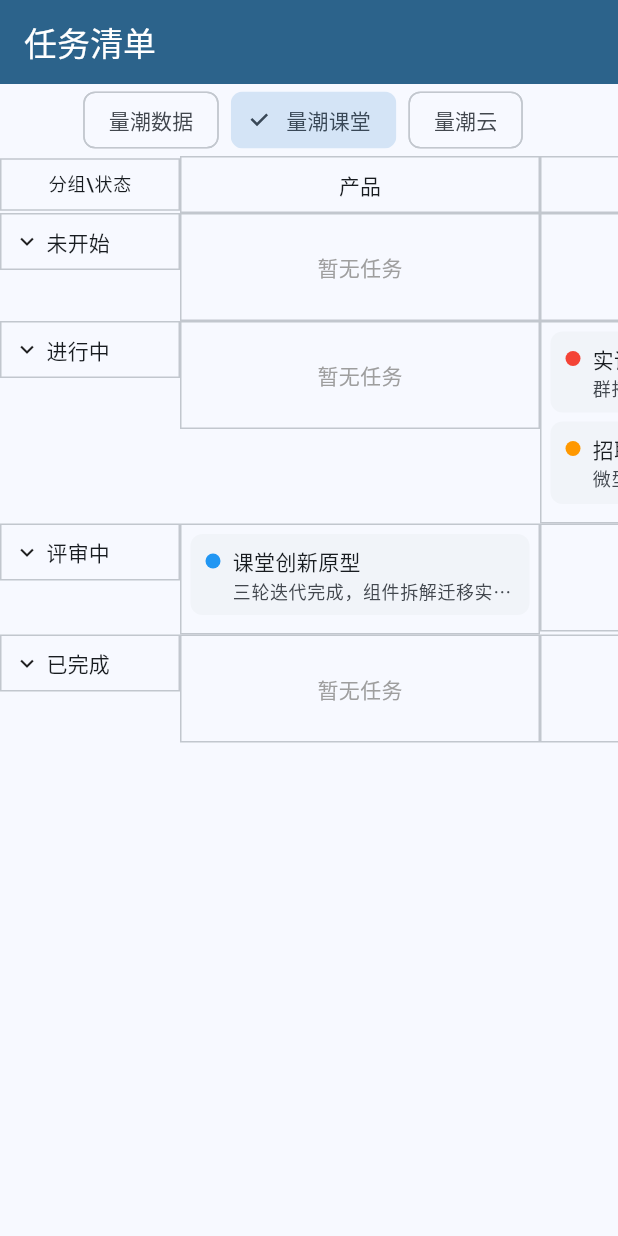
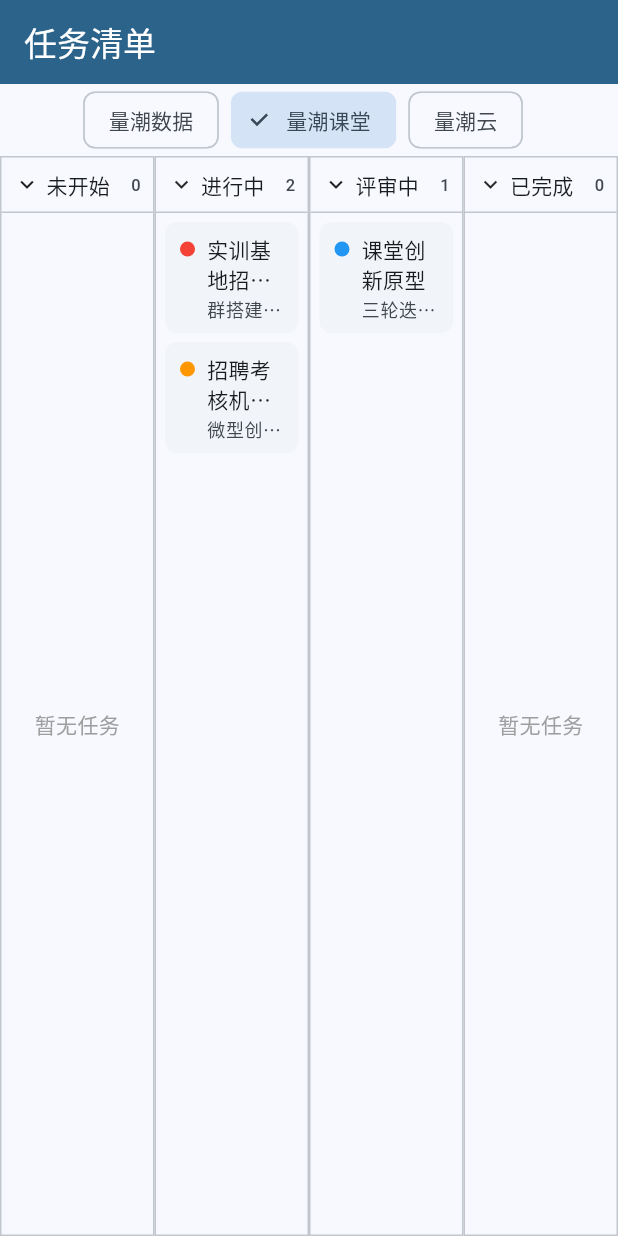
Before and after one commit to quanttide/qtcloud-execute, a Flutter app: the screen it shows after launch, after a tap on "已折叠，点击展开", after a tap on "量潮课堂", on a phone screen of 412 x 824 dp. Run offline on Flutter 3.47's test engine with Material 3 defaults, Android fonts, the phone set to English and light mode, and no system bars; our stand-ins replace flutter_bloc, go_router.

Commit message:
refactor(studio): 取消 TaskGroup→Task.category（业务自定义分类）+ 看板改状态列泳道（pi 执行，79 测试全绿）

````diff
--- a/src/studio/lib/models/task.dart
+++ b/src/studio/lib/models/task.dart
@@ -60,6 +60,9 @@
   );
 }
 
+/// copyWith 哨兵：区分"未提供"与"显式置 null"（category 可清空）。
+const _unset = Object();
+
 /// 执行云的最小领域单元——一个事项
 class Task {
   const Task({
@@ -68,6 +71,7 @@
     required this.description,
     required this.status,
     required this.priority,
+    this.category,
   });
 
   /// 从 JSON 解析；status/priority 为 wire 值
@@ -77,6 +81,7 @@
     description: json['description'] as String,
     status: TaskStatus.fromWire(json['status'] as String),
     priority: TaskPriority.fromWire(json['priority'] as String),
+    category: json['category'] as String?,
   );
 
   /// 唯一标识
@@ -94,6 +99,9 @@
   /// 优先级
   final TaskPriority priority;
 
+  /// 业务自定义分类（自由字符串，不枚举约束；可选）
+  final String? category;
+
   /// JSON 序列化（全字段）
   Map<String, dynamic> toJson() => {
     'id': id,
@@ -101,6 +109,7 @@
     'description': description,
     'status': status.wire,
     'priority': priority.wire,
+    'category': category,
   };
 
   Task copyWith({
@@ -108,12 +117,14 @@
     String? description,
     TaskStatus? status,
     TaskPriority? priority,
+    Object? category = _unset,
   }) => Task(
     id: id,
     title: title ?? this.title,
     description: description ?? this.description,
     status: status ?? this.status,
     priority: priority ?? this.priority,
+    category: identical(category, _unset) ? this.category : category as String?,
   );
 
   /// 状态流转（只前进）：推进到 [next]。
--- a/src/studio/lib/models/task_list.dart
+++ b/src/studio/lib/models/task_list.dart
@@ -1,48 +1,24 @@
-/// 职能分组：business / product / operation
-///
-/// 与 profile 档案结构同构（业务文件夹 → 职能文件）。
-enum Group {
-  /// 业务
-  business('business', '业务'),
-
-  /// 产品
-  product('product', '产品'),
-
-  /// 运营
-  operation('operation', '运营');
-
-  const Group(this.wire, this.label);
-
-  /// JSON 序列化值
-  final String wire;
-
-  /// 展示文案
-  final String label;
-
-  /// 从 JSON 序列化值解析；未知值抛 [ArgumentError]
-  static Group fromWire(String wire) => values.firstWhere(
-    (g) => g.wire == wire,
-    orElse: () => throw ArgumentError('未知职能分组：$wire'),
-  );
-}
+import 'task.dart';
 
 /// 业务清单（实体）——一个业务一个清单
 ///
-/// 任务唯一归属：一个 Task 属于 一个清单 × 一个分组。
+/// 任务直接属于清单（无分组层级）；业务自定义分类走 [Task.category] 字段，
+/// 不枚举约束。
 class TaskList {
   const TaskList({
     required this.id,
     required this.name,
-    required this.groups,
+    required this.tasks,
   });
 
-  /// 从 JSON 解析；groups 为 wire 值列表
+  /// 从 JSON 解析；tasks 平铺在清单下
   factory TaskList.fromJson(Map<String, dynamic> json) => TaskList(
     id: json['id'] as String,
     name: json['name'] as String,
-    groups: (json['groups'] as List<dynamic>)
-        .map((e) => Group.fromWire(e as String))
-        .toList(),
+    tasks: [
+      for (final t in json['tasks'] as List<dynamic>? ?? const [])
+        Task.fromJson(t as Map<String, dynamic>),
+    ],
   );
 
   /// 业务标识（qtdata / qtclass / qtcloud…）
@@ -51,16 +27,13 @@
   /// 业务名称
   final String name;
 
-  /// 清单内职能分组（组织单元）
-  final List<Group> groups;
+  /// 清单内任务（直接归属，无分组层级）
+  final List<Task> tasks;
 
-  /// JSON 序列化（元数据 + 分组定义）
+  /// JSON 序列化（元数据 + 任务列表）
   Map<String, dynamic> toJson() => {
     'id': id,
     'name': name,
-    'groups': [for (final g in groups) g.wire],
+    'tasks': [for (final t in tasks) t.toJson()],
   };
-
-  /// 是否包含指定职能分组
-  bool hasGroup(Group group) => groups.contains(group);
 }
--- a/src/studio/lib/repositories/task_repository.dart
+++ b/src/studio/lib/repositories/task_repository.dart
@@ -12,40 +12,32 @@
   /// 加载全部业务清单（动态——不静态假设）
   Future<List<TaskList>> loadLists();
 
-  /// 加载指定清单的任务，按职能分组返回（看板投影数据源）
-  Future<Map<Group, List<Task>>> loadTasks(String listId);
+  /// 加载指定清单的任务（看板投影数据源）
+  Future<List<Task>> loadTasks(String listId);
 
-  /// 更新指定清单下指定分组中的任务：同 id 替换，不存在则新增
-  Future<void> updateTask(String listId, Group group, Task task);
+  /// 更新指定清单中的任务：同 id 替换，不存在则新增
+  Future<void> updateTask(String listId, Task task);
 
   /// 持久化到存储（本地文件原子写；内存实现为无操作）
   Future<void> save();
 }
 
-/// 清单聚合数据：清单元数据 + 分组任务（种子与保存共用的持久化形状）
+/// 清单聚合数据：清单元数据 + 任务（种子与保存共用的持久化形状）
 class TaskListData {
-  TaskListData({required this.id, required this.name, required this.groupTasks});
+  TaskListData({required this.id, required this.name, required this.tasks});
 
   /// 从 JSON 解析清单片段：
   /// ```json
-  /// {"id": "qtdata", "name": "量潮数据", "groups": [{"group": "product", "tasks": [...]}]}
+  /// {"id": "qtdata", "name": "量潮数据", "tasks": [...]}
   /// ```
-  factory TaskListData.fromJson(Map<String, dynamic> json) {
-    final groupTasks = <Group, List<Task>>{};
-    for (final g in json['groups'] as List<dynamic>) {
-      final m = g as Map<String, dynamic>;
-      final group = Group.fromWire(m['group'] as String);
-      groupTasks[group] = [
-        for (final t in m['tasks'] as List<dynamic>)
-          Task.fromJson(t as Map<String, dynamic>),
-      ];
-    }
-    return TaskListData(
-      id: json['id'] as String,
-      name: json['name'] as String,
-      groupTasks: groupTasks,
-    );
-  }
+  factory TaskListData.fromJson(Map<String, dynamic> json) => TaskListData(
+    id: json['id'] as String,
+    name: json['name'] as String,
+    tasks: [
+      for (final t in json['tasks'] as List<dynamic>)
+        Task.fromJson(t as Map<String, dynamic>),
+    ],
+  );
 
   /// 业务标识
   final String id;
@@ -53,24 +45,17 @@
   /// 业务名称
   final String name;
 
-  /// 职能分组 → 任务列表
-  final Map<Group, List<Task>> groupTasks;
+  /// 清单内任务（直接归属）
+  final List<Task> tasks;
 
   /// JSON 序列化（保存/种子共用形状）
   Map<String, dynamic> toJson() => {
     'id': id,
     'name': name,
-    'groups': [
-      for (final entry in groupTasks.entries)
-        {
-          'group': entry.key.wire,
-          'tasks': [for (final t in entry.value) t.toJson()],
-        },
-    ],
+    'tasks': [for (final t in tasks) t.toJson()],
   };
 
-  TaskList toTaskList() =>
-      TaskList(id: id, name: name, groups: groupTasks.keys.toList());
+  TaskList toTaskList() => TaskList(id: id, name: name, tasks: tasks);
 }
 
 /// 种子/持久化文件的顶层形状：`{"lists": [...]}`
@@ -86,26 +71,21 @@
 
 /// 在聚合数据中更新任务：同 id 替换，不存在则新增。
 ///
-/// 清单或分组不存在时抛 [StateError]。
+/// 清单不存在时抛 [StateError]。
 void updateTaskInData(
   Map<String, TaskListData> data,
   String listId,
-  Group group,
   Task task,
 ) {
   final list = data[listId];
   if (list == null) {
     throw StateError('清单不存在：$listId');
   }
-  final tasks = list.groupTasks[group];
-  if (tasks == null) {
-    throw StateError('分组不存在：$listId/${group.wire}');
-  }
-  final index = tasks.indexWhere((t) => t.id == task.id);
+  final index = list.tasks.indexWhere((t) => t.id == task.id);
   if (index == -1) {
-    tasks.add(task);
+    list.tasks.add(task);
   } else {
-    tasks[index] = task;
+    list.tasks[index] = task;
   }
 }
 
@@ -126,17 +106,17 @@
       [for (final list in _lists.values) list.toTaskList()];
 
   @override
-  Future<Map<Group, List<Task>>> loadTasks(String listId) async {
+  Future<List<Task>> loadTasks(String listId) async {
     final list = _lists[listId];
     if (list == null) {
       throw StateError('清单不存在：$listId');
     }
-    return Map.unmodifiable(list.groupTasks);
+    return List<Task>.unmodifiable(list.tasks);
   }
 
   @override
-  Future<void> updateTask(String listId, Group group, Task task) async {
-    updateTaskInData(_lists, listId, group, task);
+  Future<void> updateTask(String listId, Task task) async {
+    updateTaskInData(_lists, listId, task);
   }
 
   @override
@@ -177,19 +157,19 @@
   }
 
   @override
-  Future<Map<Group, List<Task>>> loadTasks(String listId) async {
+  Future<List<Task>> loadTasks(String listId) async {
     final data = await _load();
     final list = data[listId];
     if (list == null) {
       throw StateError('清单不存在：$listId');
     }
-    return Map.unmodifiable(list.groupTasks);
+    return List<Task>.unmodifiable(list.tasks);
   }
 
   @override
-  Future<void> updateTask(String listId, Group group, Task task) async {
+  Future<void> updateTask(String listId, Task task) async {
     final data = await _load();
-    updateTaskInData(data, listId, group, task);
+    updateTaskInData(data, listId, task);
   }
 
   @override
--- a/src/studio/lib/states/board_cubit.dart
+++ b/src/studio/lib/states/board_cubit.dart
@@ -1,51 +1,36 @@
 import 'package:flutter_bloc/flutter_bloc.dart';
 
 import '../models/task.dart';
-import '../models/task_list.dart';
 import '../repositories/task_repository.dart';
 
-/// 看板投影：列=分组 × 行=状态 的二维矩阵。
+/// 看板投影：状态列 → 任务流。
 ///
-/// 矩阵完整：每个分组含全部四状态行（空行返回空列表——页面渲染空占位）。
+/// 四列固定为 [TaskStatus.values]（列完整——空列返回空列表——页面渲染空占位）。
 class BoardProjection {
-  const BoardProjection(this.matrix);
+  const BoardProjection(this.columns);
 
-  /// 从仓储分组数据投影为 分组×状态 矩阵。
+  /// 从任务列表投影为 状态列→任务 映射。
   ///
-  /// 只含该清单实际存在的分组列；行固定为 [TaskStatus.values] 全部状态。
-  factory BoardProjection.fromGrouped(Map<Group, List<Task>> grouped) {
+  /// 只含 [TaskStatus.values] 四列；任务按状态归入对应列。
+  factory BoardProjection.fromTasks(List<Task> tasks) {
     return BoardProjection({
-      for (final entry in grouped.entries)
-        // 显式类型参数：Map.unmodifiable 的泛型无法向嵌套字面量传导
-        entry.key: Map<TaskStatus, List<Task>>.unmodifiable({
-          for (final status in TaskStatus.values)
-            status: List<Task>.unmodifiable([
-              for (final t in entry.value)
-                if (t.status == status) t,
-            ]),
-        }),
+      // 显式类型参数：Map.unmodifiable 的泛型无法向嵌套字面量传导
+      for (final status in TaskStatus.values)
+        status: List<Task>.unmodifiable([
+          for (final t in tasks)
+            if (t.status == status) t,
+        ]),
     });
   }
 
-  /// 分组 × 状态 → 任务列表
-  final Map<Group, Map<TaskStatus, List<Task>>> matrix;
+  /// 状态列 → 任务列表
+  final Map<TaskStatus, List<Task>> columns;
 
-  /// 取某分组某状态下的任务；分组或状态不存在返回空列表。
-  List<Task> tasksOf(Group group, TaskStatus status) =>
-      matrix[group]?[status] ?? const [];
-
-  /// 按任务 id 反查所属分组；不在当前投影中返回 null。
-  Group? groupOf(String taskId) {
-    for (final entry in matrix.entries) {
-      if (entry.value.values.any((tasks) => tasks.any((t) => t.id == taskId))) {
-        return entry.key;
-      }
-    }
-    return null;
-  }
+  /// 取某状态列下的任务；状态不存在返回空列表。
+  List<Task> tasksOf(TaskStatus status) => columns[status] ?? const [];
 }
 
-/// 看板层状态：分组×状态 投影矩阵（页面只渲染矩阵）。
+/// 看板层状态：状态列投影（页面只渲染状态泳道）。
 class BoardState {
   const BoardState({this.tasks = const BoardProjection({})});
 
@@ -65,7 +50,7 @@
   final TaskRepository _repository;
   String? _listId;
 
-  /// 加载当前清单任务并投影为 分组×状态 矩阵。
+  /// 加载当前清单任务并投影为 状态列→任务 泳道。
   ///
   /// 传 [listId] 切换目标清单（清单切换跟随）；省略沿用上次清单。
   /// 尚未指定清单时抛 [StateError]。
@@ -75,25 +60,21 @@
     if (id == null) {
       throw StateError('尚未指定清单：先调用 loadTasks(listId)');
     }
-    final grouped = await _repository.loadTasks(id);
-    emit(BoardState(tasks: BoardProjection.fromGrouped(grouped)));
+    final tasks = await _repository.loadTasks(id);
+    emit(BoardState(tasks: BoardProjection.fromTasks(tasks)));
   }
 
   /// 更新任务（弹窗/拖拽操作后）：写入仓储并重新投影。
   ///
-  /// 任务分组从当前投影按 id 反查（Task 模型不含分组字段）；
-  /// 任务不在当前清单时抛 [StateError]。
+  /// 任务直接归属清单（同 id 替换，不存在新增）；任务不在当前清单时
+  /// 由仓储按 id 追加/替换，Cubit 不额外校验分组。
   Future<void> updateTask(Task task) async {
     final id = _listId;
     if (id == null) {
       throw StateError('尚未加载清单：先调用 loadTasks');
     }
-    final group = state.tasks.groupOf(task.id);
-    if (group == null) {
-      throw StateError('任务不在当前清单：${task.id}');
-    }
-    await _repository.updateTask(id, group, task);
-    final grouped = await _repository.loadTasks(id);
-    emit(BoardState(tasks: BoardProjection.fromGrouped(grouped)));
+    await _repository.updateTask(id, task);
+    final tasks = await _repository.loadTasks(id);
+    emit(BoardState(tasks: BoardProjection.fromTasks(tasks)));
   }
 }
--- a/src/studio/lib/widgets/board_view.dart
+++ b/src/studio/lib/widgets/board_view.dart
@@ -1,17 +1,16 @@
 import 'package:flutter/material.dart';
 
 import '../models/task.dart';
-import '../models/task_list.dart';
 import '../states/board_cubit.dart';
 import 'task_card.dart';
 
-/// 二维看板：列 = 分组（职能，结构横向），行 = 状态（推进阶梯，纵向）。
+/// 状态泳道看板：列 = 状态（推进阶梯，横向），列内纵向堆叠任务卡片。
 ///
 /// 投影在 Bloc 层完成（[BoardProjection]），本组件纯渲染：
-/// - 单元格渲染 [TaskCard]（点击弹窗 / 桌面拖拽跨行）
-/// - 空单元格显示"暂无任务"占位
-/// - 行内按 priority 排序（紧急 → 高 → 中 → 低）
-/// - 行头可折叠（"已完成"行默认折叠——减少噪声）
+/// - 每列渲染 [TaskCard]（点击弹窗 / 桌面拖拽跨列）
+/// - 空列显示"暂无任务"占位
+/// - 列内按 priority 排序（紧急 → 高 → 中 → 低）
+/// - 列头可折叠（"已完成"列默认折叠——减少噪声）
 class BoardView extends StatefulWidget {
   const BoardView({
     super.key,
@@ -20,13 +19,13 @@
     this.onTaskDrop,
   });
 
-  /// 分组×状态 投影矩阵（来自 BoardCubit）
+  /// 状态列投影（来自 BoardCubit）
   final BoardProjection projection;
 
   /// 卡片点击回调（打开详情弹窗）
   final ValueChanged<Task>? onTaskTap;
 
-  /// 拖拽跨行回调（状态推进：任务放置到目标状态行）
+  /// 拖拽跨列回调（状态推进：任务放置到目标状态列）
   final void Function(Task task, TaskStatus targetStatus)? onTaskDrop;
 
   @override
@@ -34,13 +33,10 @@
 }
 
 class _BoardViewState extends State<BoardView> {
-  /// 折叠的行（已完成默认折叠）
+  /// 折叠的列（已完成默认折叠）
   final Set<TaskStatus> _collapsed = {TaskStatus.done};
 
-  static const double _rowHeaderWidth = 120;
-  static const double _cellWidth = 240;
-
-  void _toggleRow(TaskStatus status) {
+  void _toggleColumn(TaskStatus status) {
     setState(() {
       if (!_collapsed.remove(status)) {
         _collapsed.add(status);
@@ -50,131 +46,39 @@
 
   @override
   Widget build(BuildContext context) {
-    // 列 = 该清单实际存在的分组（按枚举固定顺序——结构维度稳定）
-    final groups = Group.values
-        .where(widget.projection.matrix.containsKey)
-        .toList();
-    return SingleChildScrollView(
-      scrollDirection: Axis.horizontal,
-      child: SizedBox(
-        width: _rowHeaderWidth + groups.length * _cellWidth,
-        child: Column(
+    // 列 = 固定四状态（结构维度稳定——推进阶梯完整，不随数据变化）
+    // 四列均分宽度（Row + Expanded）——所有列始终可见，拖拽跨列即状态推进
+    return LayoutBuilder(
+      builder: (context, constraints) {
+        final columnHeight = constraints.maxHeight.isFinite
+            ? constraints.maxHeight
+            : 480.0;
+        return SizedBox(
+          height: columnHeight,
+          child: Row(
             crossAxisAlignment: CrossAxisAlignment.stretch,
             children: [
-            _buildHeaderRow(groups),
               for (final status in TaskStatus.values)
-              _buildStatusRow(status, groups),
+                Expanded(child: _buildColumn(status)),
             ],
           ),
-      ),
+        );
+      },
     );
   }
 
-  Widget _buildHeaderRow(List<Group> groups) {
+  /// 状态列：列头（可折叠）+ 任务卡片流；DragTarget 承接跨列拖拽（状态推进）
+  Widget _buildColumn(TaskStatus status) {
     final theme = Theme.of(context);
-    return Row(
-      children: [
-        SizedBox(
-          width: _rowHeaderWidth,
-          child: _bordered(
-            theme,
-            alignment: Alignment.center,
-            child: Text('分组\\状态', style: theme.textTheme.labelMedium),
-          ),
-        ),
-        for (final group in groups)
-          SizedBox(
-            width: _cellWidth,
-            child: _bordered(
-              theme,
-              alignment: Alignment.center,
-              child: Text(
-                group.label,
-                key: ValueKey('group-header-${group.wire}'),
-                style: theme.textTheme.titleSmall,
-              ),
-            ),
-          ),
-      ],
-    );
-  }
-
-  Widget _buildStatusRow(TaskStatus status, List<Group> groups) {
-    final theme = Theme.of(context);
-    if (_collapsed.contains(status)) {
-      // 折叠行：只留行头（点击展开）+ 整行提示
-      return Row(
-        children: [
-          _buildRowHeader(status, collapsed: true),
-          Expanded(
-            child: InkWell(
-              onTap: () => _toggleRow(status),
-              child: _bordered(
-                theme,
-                alignment: Alignment.centerLeft,
-                padding: const EdgeInsets.all(8),
-                child: const Text(
-                  '已折叠，点击展开',
-                  style: TextStyle(color: Colors.grey),
-                ),
-              ),
-            ),
-          ),
-        ],
-      );
-    }
-    return Row(
-      crossAxisAlignment: CrossAxisAlignment.start,
-      children: [
-        _buildRowHeader(status, collapsed: false),
-        for (final group in groups) _buildCell(group, status),
-      ],
-    );
-  }
-
-  Widget _buildRowHeader(TaskStatus status, {required bool collapsed}) {
-    final theme = Theme.of(context);
-    return InkWell(
-      key: ValueKey('row-header-${status.wire}'),
-      onTap: () => _toggleRow(status),
-      child: SizedBox(
-        width: _rowHeaderWidth,
-        child: _bordered(
-          theme,
-          alignment: Alignment.centerLeft,
-          padding: const EdgeInsets.all(8),
-          child: Row(
-            children: [
-              Icon(
-                collapsed ? Icons.chevron_right : Icons.expand_more,
-                size: 18,
-              ),
-              const SizedBox(width: 4),
-              Expanded(
-                child: Text(status.label, style: theme.textTheme.labelLarge),
-              ),
-            ],
-          ),
-        ),
-      ),
-    );
-  }
-
-  /// 单元格：任务卡片列（按 priority 排序）或"暂无任务"占位；DragTarget 承接跨行拖拽
-  Widget _buildCell(Group group, TaskStatus status) {
-    final theme = Theme.of(context);
-    final tasks = [...widget.projection.tasksOf(group, status)]
+    final tasks = [...widget.projection.tasksOf(status)]
       ..sort((a, b) => a.priority.index.compareTo(b.priority.index));
-    return SizedBox(
-      width: _cellWidth,
-      child: DragTarget<Task>(
-        key: ValueKey('drop-cell-${group.wire}-${status.wire}'),
+    final collapsed = _collapsed.contains(status);
+    return DragTarget<Task>(
+      key: ValueKey('drop-column-${status.wire}'),
       onAcceptWithDetails: (details) =>
           widget.onTaskDrop?.call(details.data, status),
       builder: (context, candidates, rejected) {
         return Container(
-            constraints: const BoxConstraints(minHeight: 72),
-            padding: const EdgeInsets.all(6),
           decoration: BoxDecoration(
             color: candidates.isNotEmpty
                 ? theme.colorScheme.primaryContainer.withValues(alpha: 0.35)
@@ -185,6 +89,40 @@
                   : theme.colorScheme.outlineVariant,
             ),
           ),
+          child: Column(
+            crossAxisAlignment: CrossAxisAlignment.stretch,
+            children: [
+              _buildColumnHeader(status, tasks.length, collapsed),
+              if (collapsed)
+                InkWell(
+                  key: ValueKey('collapsed-column-${status.wire}'),
+                  onTap: () => _toggleColumn(status),
+                  child: Container(
+                    padding: const EdgeInsets.all(8),
+                    decoration: BoxDecoration(
+                      border: Border(
+                        top: BorderSide(
+                          color: theme.colorScheme.outlineVariant,
+                        ),
+                      ),
+                    ),
+                    child: const Text(
+                      '已折叠，点击展开',
+                      style: TextStyle(color: Colors.grey),
+                    ),
+                  ),
+                )
+              else
+                Expanded(
+                  child: Container(
+                    padding: const EdgeInsets.all(6),
+                    decoration: BoxDecoration(
+                      border: Border(
+                        top: BorderSide(
+                          color: theme.colorScheme.outlineVariant,
+                        ),
+                      ),
+                    ),
                     child: tasks.isEmpty
                         ? const Center(
                             child: Text(
@@ -192,8 +130,8 @@
                               style: TextStyle(color: Colors.grey),
                             ),
                           )
-                : Column(
-                    crossAxisAlignment: CrossAxisAlignment.stretch,
+                        : ListView(
+                            padding: EdgeInsets.zero,
                             children: [
                               for (final task in tasks)
                                 Padding(
@@ -208,25 +146,50 @@
                                 ),
                             ],
                           ),
+                  ),
+                ),
+            ],
+          ),
         );
       },
+    );
+  }
+
+  /// 列头：状态文案 + 任务数 + 折叠箭头，点击展开/收起
+  Widget _buildColumnHeader(
+    TaskStatus status,
+    int taskCount,
+    bool collapsed,
+  ) {
+    final theme = Theme.of(context);
+    return InkWell(
+      key: ValueKey('column-header-${status.wire}'),
+      onTap: () => _toggleColumn(status),
+      child: Padding(
+        padding: const EdgeInsets.all(8),
+        child: Row(
+          children: [
+            Icon(
+              collapsed ? Icons.chevron_right : Icons.expand_more,
+              size: 18,
+            ),
+            const SizedBox(width: 4),
+            Expanded(
+              child: Text(
+                status.label,
+                key: ValueKey('column-title-${status.wire}'),
+                style: theme.textTheme.labelLarge,
+              ),
+            ),
+            Text(
+              '$taskCount',
+              style: theme.textTheme.labelSmall?.copyWith(
+                color: theme.colorScheme.onSurfaceVariant,
+              ),
+            ),
+          ],
+        ),
       ),
     );
   }
-
-  Widget _bordered(
-    ThemeData theme, {
-    required Alignment alignment,
-    required Widget child,
-    EdgeInsetsGeometry padding = const EdgeInsets.all(8),
-  }) {
-    return Container(
-      padding: padding,
-      alignment: alignment,
-      decoration: BoxDecoration(
-        border: Border.all(color: theme.colorScheme.outlineVariant),
-      ),
-      child: child,
-    );
 }
-}
````
Also changed, not shown: src/studio/assets/data/seed_tasks.json (+22 -36 lines), src/studio/lib/screens/task_list_screen.dart (+5 -5 lines), src/studio/lib/widgets/task_detail_dialog.dart (+30 -4 lines), src/studio/pubspec.lock, 10 other files. Lines whose indentation alone changed are shown as unchanged.
